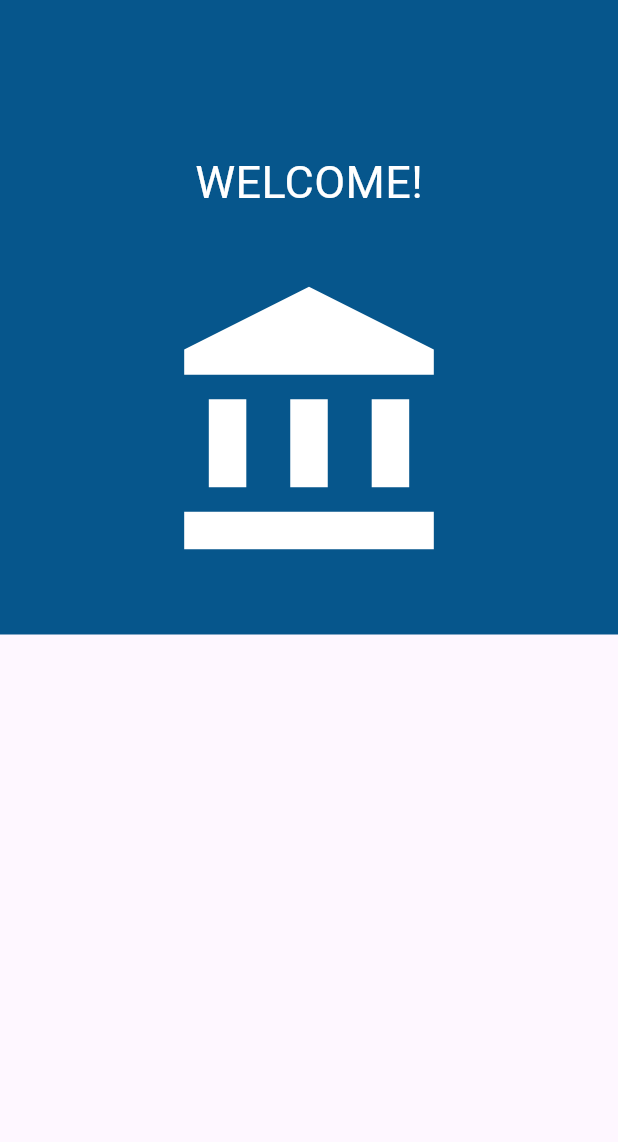
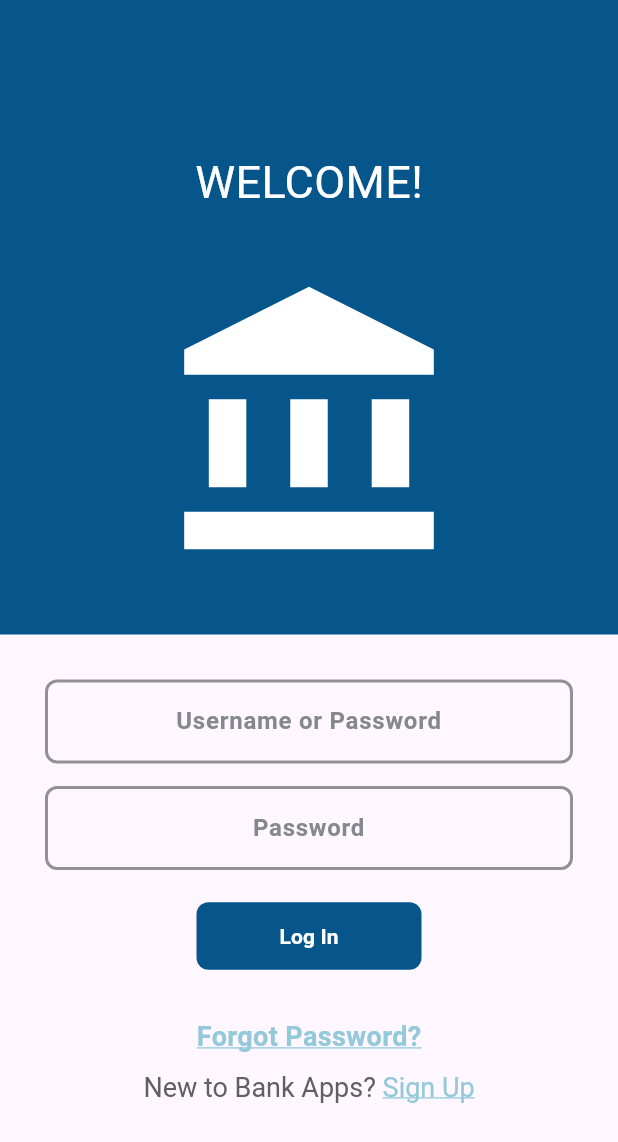
Before and after one commit to MahfuzAhmed28/bank_mobile_app, a Flutter app: the screen it shows after launch, on a phone screen of 412 x 824 dp. Shown: the top 1142 px of the screen. Run offline on Flutter 3.47's test engine with Material 3 defaults, Android fonts, the phone set to English and light mode, and no system bars.

Commit message:
Sign In Screen Complete

```diff
--- a/lib/app/app.dart
+++ b/lib/app/app.dart
@@ -1,4 +1,5 @@
 import 'package:bank_mobile_app/app/app_routes.dart';
+import 'package:bank_mobile_app/app/theme_data.dart';
 import 'package:flutter/material.dart';
 
 class MobileBankingApp extends StatelessWidget {
@@ -10,6 +11,7 @@ class MobileBankingApp extends StatelessWidget {
       debugShowCheckedModeBanner: false,
       initialRoute: '/',
       onGenerateRoute: AppRoutes.onGenerateRouteSetting,
+      theme: appThemeData,
     );
   }
 }
--- /dev/null
+++ b/lib/app/theme_data.dart
@@ -0,0 +1,37 @@
+import 'package:bank_mobile_app/app/app_colors.dart';
+import 'package:flutter/material.dart';
+
+ThemeData appThemeData=ThemeData(
+  inputDecorationTheme: InputDecorationTheme(
+    hintStyle: TextStyle(
+      fontWeight: FontWeight.bold,
+      color: Color(0xFF86898b)
+    ),
+    border: OutlineInputBorder(
+      borderRadius: BorderRadius.circular(8),
+      borderSide: BorderSide(color: Color(0xFF929196),width: 2),
+    ),
+    enabledBorder: OutlineInputBorder(
+      borderRadius: BorderRadius.circular(8),
+      borderSide: BorderSide(color: Color(0xFF929196),width: 2),
+    ),
+    focusedBorder: OutlineInputBorder(
+      borderRadius: BorderRadius.circular(8),
+      borderSide: BorderSide(color: AppColors.themeColor,width: 2),
+    ),
+    errorBorder: OutlineInputBorder(
+      borderRadius: BorderRadius.circular(8),
+      borderSide: BorderSide(color: Colors.red,width: 2),
+    ),
+  ),
+  elevatedButtonTheme: ElevatedButtonThemeData(
+    style: ElevatedButton.styleFrom(
+      backgroundColor: AppColors.themeColor,
+      foregroundColor: Colors.white,
+      elevation: 0,
+      shape: RoundedRectangleBorder(
+        borderRadius: BorderRadius.circular(8)
+      )
+    )
+  ),
+);
--- a/lib/features/auth/ui/screens/sign_in_screen.dart
+++ b/lib/features/auth/ui/screens/sign_in_screen.dart
@@ -11,10 +11,17 @@ class SignInScreen extends StatefulWidget {
 }
 
 class _SignInScreenState extends State<SignInScreen> {
+
+  final TextEditingController _usernameOrEmailTEController=TextEditingController();
+  final TextEditingController _passwordTEController=TextEditingController();
+  final GlobalKey<FormState> _formKey=GlobalKey<FormState>();
   @override
   Widget build(BuildContext context) {
     return Scaffold(
-      body: Column(
+      body: SingleChildScrollView(
+        child: Form(
+          key: _formKey,
+          child: Column(
             children: [
               Container(
                 width: double.maxFinite,
@@ -34,9 +41,99 @@ class _SignInScreenState extends State<SignInScreen> {
                   ],
                 ),
               ),
-          Container()
+              _signInFormSection()
             ],
+          ),
+        ),
       ),
     );
   }
+
+  Widget _signInFormSection() {
+    return Container(
+      child: Padding(
+        padding: EdgeInsets.all(30),
+        child: Column(
+          children: [
+            TextFormField(
+              controller: _usernameOrEmailTEController,
+              textAlign: TextAlign.center,
+              decoration: InputDecoration(
+                hintText: 'Username or Password'
+              ),
+              validator: (String? value){
+                if(value?.trim().isEmpty ?? true){
+                  return 'Enter username or password';
                 }
+                return null;
+              },
+            ),
+            SizedBox(height: 15,),
+            TextFormField(
+              controller: _passwordTEController,
+              textAlign: TextAlign.center,
+              decoration: InputDecoration(
+                hintText: 'Password',
+              ),
+              validator: (String? value){
+                if(value?.isEmpty ?? true){
+                  return 'Enter your password';
+                }
+                return null;
+              },
+            ),
+            SizedBox(height: 20,),
+            ElevatedButton(
+              onPressed: _onTapSignInButton,
+              child: Text('Log In',style: TextStyle(fontWeight: FontWeight.bold),),
+              style: ElevatedButton.styleFrom(
+                fixedSize: Size(150, 45),
+              ),
+            ),
+            SizedBox(height: 30,),
+            GestureDetector(
+              onTap: (){},
+              child: Text(
+                'Forgot Password?',
+                 style: TextStyle(
+                   fontSize: 18,
+                   fontWeight: FontWeight.bold,
+                   color: Color(0xFF94c9da),
+                   decoration: TextDecoration.underline,
+                   decorationColor: Color(0xFF94c9da),
+                 ),
+              ),
+            ),
+            SizedBox(height: 10,),
+            RichText(
+              text: TextSpan(
+                text: 'New to Bank Apps? ',
+                style: TextStyle(
+                  color: Color(0xFF606060),
+                  fontSize: 18,
+                ),
+                children: [
+                  TextSpan(
+                    text: 'Sign Up',
+                    style: TextStyle(
+                      fontSize: 18,
+                      color: Color(0xFF94c9da),
+                      decoration: TextDecoration.underline,
+                      decorationColor: Color(0xFF94c9da),
+                    )
+                  )
+                ]
+              ),
+            )
+          ],
+        ),
+      ),
+    );
+  }
+
+  void _onTapSignInButton(){
+    if(_formKey.currentState!.validate()){
+
+    }
+  }
+}
```
Lines whose indentation alone changed are shown as unchanged.
